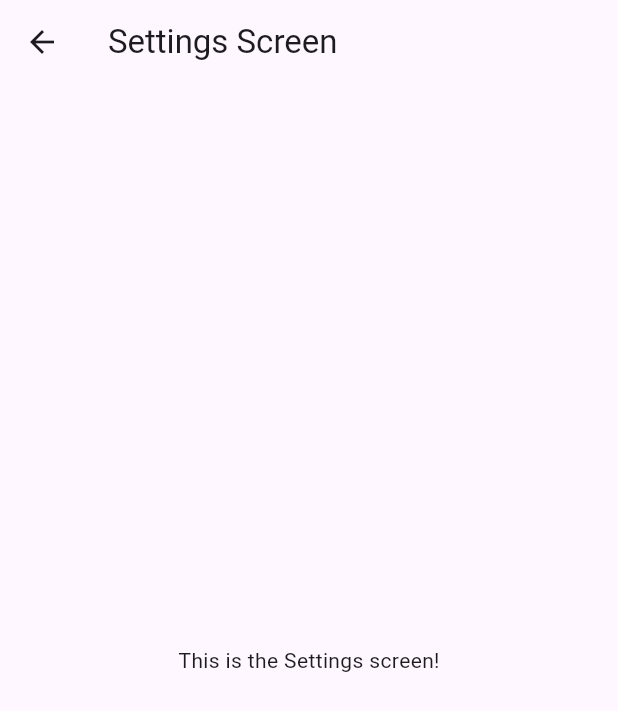
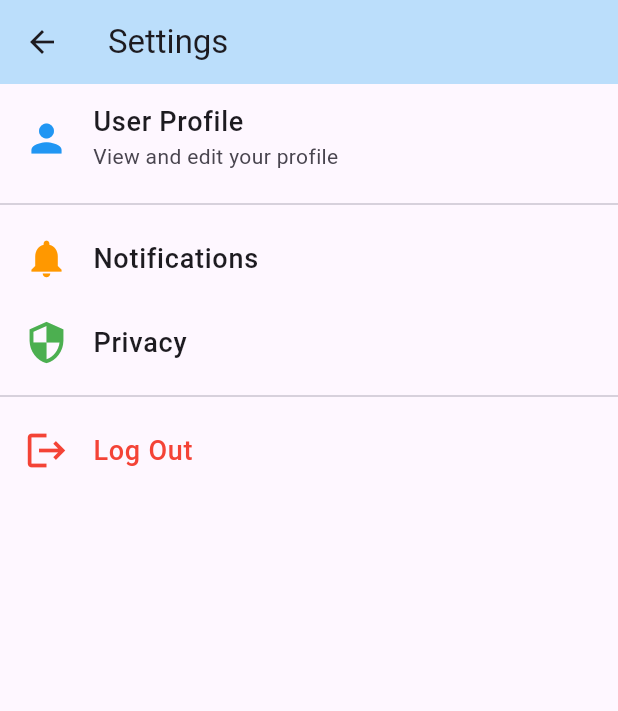
Before and after one commit to anchan0223/stock-tracker, a Flutter app: the SettingsScreen screen opened directly, on a phone screen of 412 x 824 dp. Shown: the top 711 px of the screen. Run offline on Flutter 3.47's test engine with Material 3 defaults, Android fonts, the phone set to English and light mode, and no system bars; our stand-ins replace firebase_auth, firebase_core; accounts and stored records are empty.

Commit message:
fixed setting page

```diff
--- a/lib/screens/setting.dart
+++ b/lib/screens/setting.dart
@@ -1,4 +1,5 @@
 import 'package:flutter/material.dart';
+import 'package:firebase_auth/firebase_auth.dart';
 
 class SettingsScreen extends StatelessWidget {
   const SettingsScreen({Key? key}) : super(key: key);
@@ -7,11 +8,109 @@ class SettingsScreen extends StatelessWidget {
   Widget build(BuildContext context) {
     return Scaffold(
       appBar: AppBar(
-        title: const Text('Settings Screen'),
+        title: const Text('Settings'),
+        backgroundColor: Colors.blue[100],
       ),
-      body: const Center(
-        child: Text('This is the Settings screen!'),
+      body: ListView(
+        children: [
+          // Profile Section
+          const ListTile(
+            leading: Icon(Icons.person, size: 30, color: Colors.blue),
+            title: Text(
+              'User Profile',
+              style: TextStyle(fontSize: 18, fontWeight: FontWeight.w500),
+            ),
+            subtitle: Text('View and edit your profile'),
+          ),
+          const Divider(),
+
+          // General Settings
+          ListTile(
+            leading:
+                const Icon(Icons.notifications, size: 30, color: Colors.orange),
+            title: const Text(
+              'Notifications',
+              style: TextStyle(fontSize: 18, fontWeight: FontWeight.w500),
+            ),
+            onTap: () {
+              ScaffoldMessenger.of(context).showSnackBar(
+                const SnackBar(content: Text('Notification settings tapped!')),
+              );
+            },
+          ),
+          ListTile(
+            leading: const Icon(Icons.security, size: 30, color: Colors.green),
+            title: const Text(
+              'Privacy',
+              style: TextStyle(fontSize: 18, fontWeight: FontWeight.w500),
+            ),
+            onTap: () {
+              ScaffoldMessenger.of(context).showSnackBar(
+                const SnackBar(content: Text('Privacy settings tapped!')),
+              );
+            },
+          ),
+          const Divider(),
+
+          // Log Out Section
+          ListTile(
+            leading: const Icon(Icons.logout, size: 30, color: Colors.red),
+            title: const Text(
+              'Log Out',
+              style: TextStyle(
+                  fontSize: 18, fontWeight: FontWeight.w500, color: Colors.red),
+            ),
+            onTap: () {
+              _showLogoutDialog(context);
+            },
+          ),
+        ],
       ),
     );
   }
+
+  // Function to show a confirmation dialog for logging out
+  void _showLogoutDialog(BuildContext context) {
+    showDialog(
+      context: context,
+      builder: (BuildContext context) {
+        return AlertDialog(
+          title: const Text('Log Out'),
+          content: const Text('Are you sure you want to log out?'),
+          actions: [
+            TextButton(
+              onPressed: () {
+                Navigator.of(context).pop(); // Close the dialog
+              },
+              child: const Text('Cancel'),
+            ),
+            TextButton(
+              onPressed: () {
+                _logout(context); // Perform logout action
+              },
+              child: const Text(
+                'Log Out',
+                style: TextStyle(color: Colors.red),
+              ),
+            ),
+          ],
+        );
+      },
+    );
+  }
+
+  // Function to handle Firebase logout
+  Future<void> _logout(BuildContext context) async {
+    try {
+      await FirebaseAuth.instance.signOut(); // Sign out user
+      Navigator.of(context).pushNamedAndRemoveUntil(
+        '/login', // Go back to the login screen
+        (route) => false, // Remove all previous routes from the stack
+      );
+    } catch (e) {
+      ScaffoldMessenger.of(context).showSnackBar(
+        SnackBar(content: Text('Failed to log out: $e')),
+      );
+    }
+  }
 }
```
Also changed, not shown: lib/main.dart (+10 -3 lines), lib/screens/home_screen.dart (+67 -31 lines).
